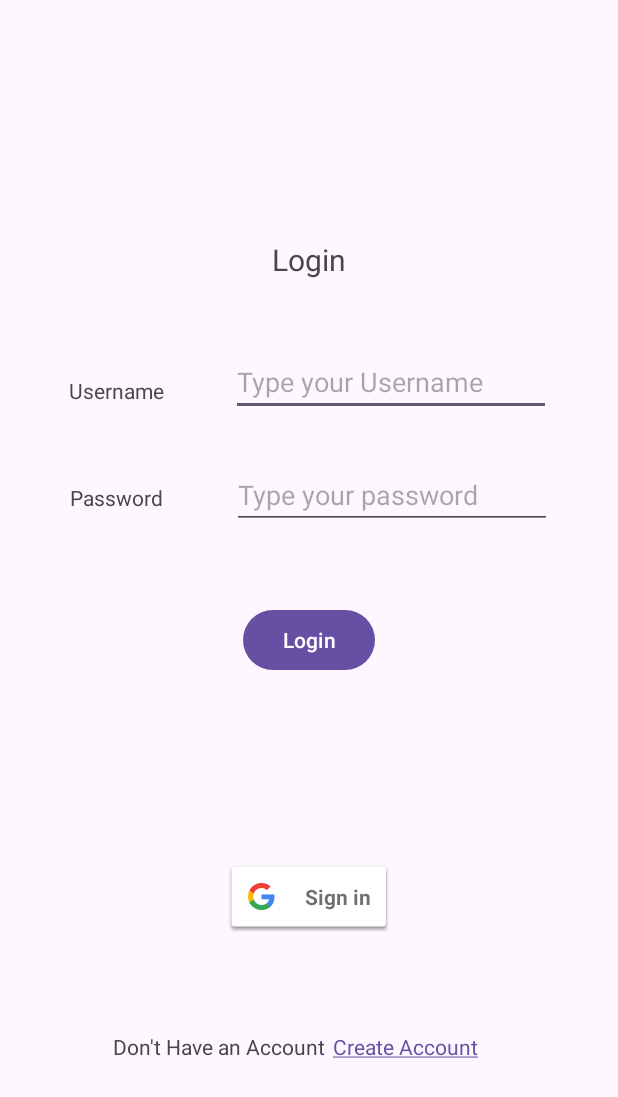
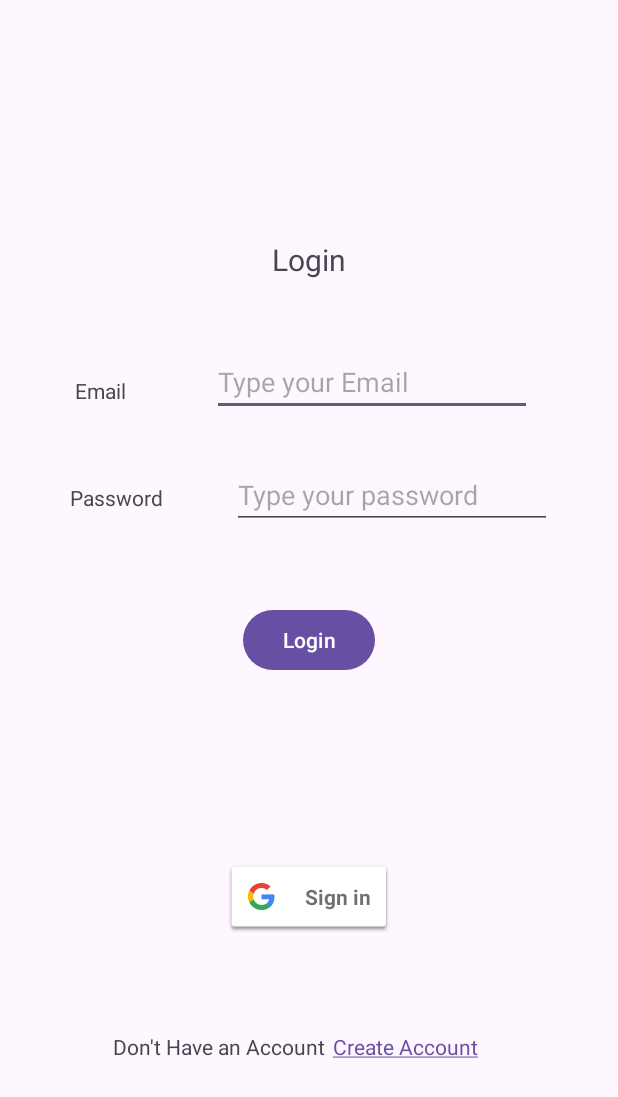
Before and after one commit to jsebasbermu97/W24_3175_S1_G4_HandyMan, an Android app: the screen it shows after launch (MainActivity), after a tap on "Login", on a phone screen of 412 x 824 dp. Shown: the top 1097 px of the screen. Run offline under Robolectric (Android 15) with nearby library versions, the phone set to English and light mode, and no system bars; our stand-ins replace Firebase (no records; nobody signed in at launch, a user with empty details on screens opened directly).

Commit message:
fixed database schema

```diff
--- a/app/src/main/java/com/example/handyman/database/Database.java
+++ b/app/src/main/java/com/example/handyman/database/Database.java
@@ -1,11 +1,10 @@
 package com.example.handyman.database;
 
+import android.content.ContentValues;
 import android.content.Context;
 import android.database.Cursor;
 import android.database.sqlite.SQLiteDatabase;
 import android.database.sqlite.SQLiteOpenHelper;
-
-import androidx.annotation.Nullable;
 
 public class Database extends SQLiteOpenHelper {
 
@@ -18,41 +17,67 @@ public class Database extends SQLiteOpenHelper {
 
     @Override
     public void onCreate(SQLiteDatabase db) {
-        String CREATE_TABLE = "CREATE TABLE owner (" +
+        String CREATE_OWNER_TABLE = "CREATE TABLE owner (" +
                 "id INTEGER PRIMARY KEY AUTOINCREMENT," +
-                "name TEXT," +
-                "email TEXT," +
-                "password TEXT" +
+                "name VARCHAR(255)," +
+                "email VARCHAR(255)," +
+                "type VARCHAR(255) DEFAULT 'owner'," +
+                "password VARCHAR(255)" +
                 ")";
-        db.execSQL(CREATE_TABLE);
+        db.execSQL(CREATE_OWNER_TABLE);
+
+        String CREATE_WORKER_TABLE = "CREATE TABLE worker (" +
+                "id INTEGER PRIMARY KEY AUTOINCREMENT," +
+                "name VARCHAR(255)," +
+                "email VARCHAR(255)," +
+                "type VARCHAR(255) DEFAULT 'worker'," +
+                "password VARCHAR(255)" +
+                ")";
+        db.execSQL(CREATE_WORKER_TABLE);
+
         populateDefaultData(db);
     }
 
     @Override
     public void onUpgrade(SQLiteDatabase db, int oldVersion, int newVersion) {
         // drop table if existed and create it again
-        db.execSQL("DROP TABLE IF EXISTS my_table");
+        db.execSQL("DROP TABLE IF EXISTS owner");
+        db.execSQL("DROP TABLE IF EXISTS worker");
         onCreate(db);
     }
 
     private void populateDefaultData(SQLiteDatabase db) {
-        // insert default data
-        insertData(db, "Pirooz", "pirooz@gmail.com", "123456");
-        insertData(db, "Sebastian", "sebastian@gmail.com", "123456");
+        // Insert default data for owners
+        insertData(db, "owner", "Pirooz", "pirooz@gmail.com", "owner", "123456");
+        insertData(db, "owner", "Sebastian", "sebastian@gmail.com", "owner", "123456");
+        insertData(db, "owner", "Alex", "alex@gmail.com", "owner", "123456");
+        insertData(db, "owner", "Maria", "maria@gmail.com", "owner", "123456");
+        insertData(db, "owner", "John", "john@gmail.com", "owner", "123456");
+
+        // Insert default data for workers
+        insertData(db, "worker", "Carlos", "carlos@gmail.com", "worker", "123456");
+        insertData(db, "worker", "Fiona", "fiona@gmail.com", "worker", "123456");
+        insertData(db, "worker", "Erik", "erik@gmail.com", "worker", "123456");
+        insertData(db, "worker", "Diana", "diana@gmail.com", "worker", "123456");
+        insertData(db, "worker", "Bob", "bob@gmail.com", "worker", "123456");
     }
 
-    private void insertData(SQLiteDatabase db, String name, String email, String password) {
-        String insertSql = "INSERT INTO owner (name, email, password) VALUES ('" + name + "', '" + email + "', '" + password + "')";
-        db.execSQL(insertSql);
+    private void insertData(SQLiteDatabase db, String tableName, String name, String email, String type, String password) {
+        ContentValues values = new ContentValues();
+        values.put("name", name);
+        values.put("email", email);
+        values.put("type", type);
+        values.put("password", password);
+        db.insert(tableName, null, values);
     }
 
     public boolean checkUserCredentials(String email, String password) {
         SQLiteDatabase db = this.getReadableDatabase();
-        String[] columns = {"id"}; // You just need to check existence, so fetching the id is enough
+        String[] columns = {"id"};
         String selection = "email = ? AND password = ?";
         String[] selectionArgs = {email, password};
         Cursor cursor = db.query("owner", columns, selection, selectionArgs, null, null, null);
-        boolean userExists = cursor.moveToFirst(); // Check if cursor has at least one entry
+        boolean userExists = cursor.moveToFirst();
         cursor.close();
         return userExists;
     }
--- a/app/src/main/res/values/strings.xml
+++ b/app/src/main/res/values/strings.xml
@@ -2,9 +2,9 @@
     <string name="app_name">HandyMan</string>
     <string name="txtSplashActivity">HandyMan</string>
     <string name="txtLoginTitle">Login</string>
-    <string name="txtUserName">Username</string>
+    <string name="txtUserName">Email</string>
     <string name="txtPassword">Password</string>
-    <string name="editTextUserName">Type your Username</string>
+    <string name="editTextUserName">Type your Email</string>
     <string name="editTextPassword">Type your password</string>
     <string name="txtUserType">Who are you?</string>
     <string name="radioButtonOwner">Owner</string>
```
Also changed, not shown: app/src/main/java/com/example/handyman/MainActivity.java (+48 -2 lines).
